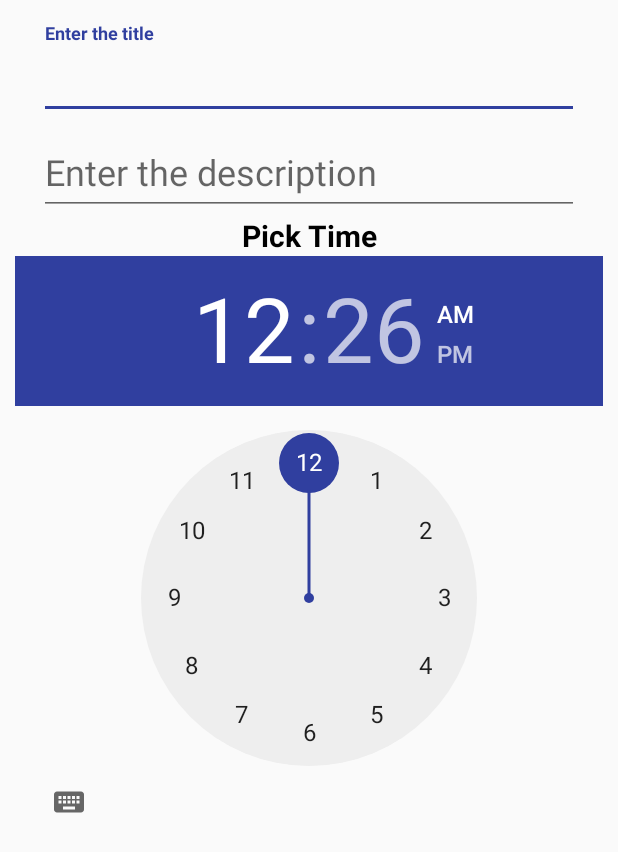
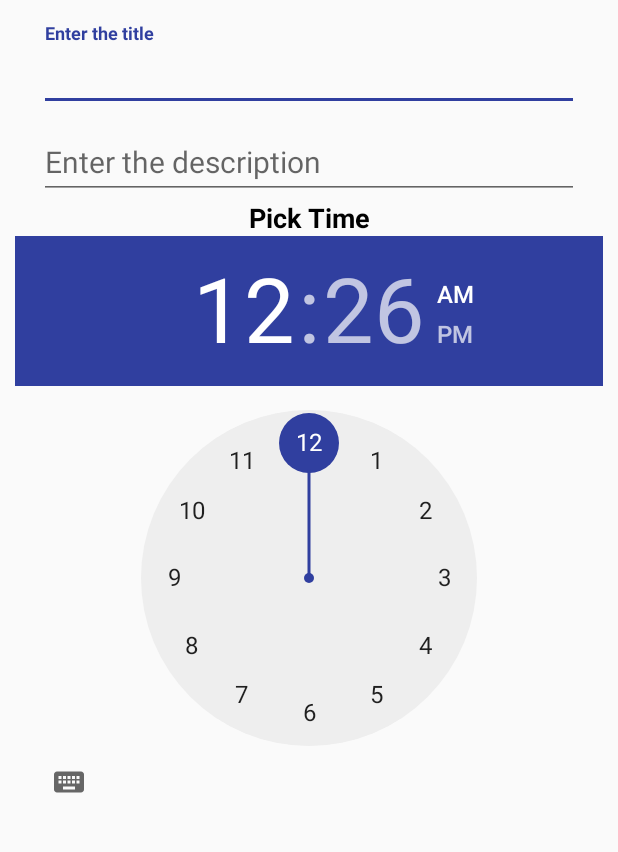
Before and after one commit to tanishq9/RemindMe, an Android app: the layout dialog_layout.xml on its own in the app's theme, with its tools: preview values and no code run, on a phone screen of 412 x 824 dp. Shown: the top 852 px of the screen. Run offline under Robolectric (Android 15) with nearby library versions, the phone set to English and light mode, and no system bars.

Commit message:
Updated the Interface of the App

```diff
--- a/app/src/main/res/layout/dialog_layout.xml
+++ b/app/src/main/res/layout/dialog_layout.xml
@@ -22,7 +22,7 @@
             android:textStyle="bold"
             android:textColor="#000"
             android:inputType="textCapWords"
-            android:textSize="24sp" />
+            android:textSize="20sp" />
     </android.support.design.widget.TextInputLayout>
 
     <android.support.design.widget.TextInputLayout
@@ -38,7 +38,7 @@
             android:layout_marginRight="16dp"
             android:layout_marginTop="8dp"
             android:hint="Enter the description"
-            android:textSize="24sp" />
+            android:textSize="20sp" />
     </android.support.design.widget.TextInputLayout>
 
     <TextView
@@ -47,7 +47,7 @@
         android:text="Pick Time"
         android:textStyle="bold"
         android:textColor="#000"
-        android:textSize="20dp"
+        android:textSize="18dp"
         android:textAlignment="center"
         />
     <android.support.design.widget.TextInputLayout
--- a/build.gradle
+++ b/build.gradle
@@ -8,7 +8,7 @@
         jcenter()
     }
     dependencies {
-        classpath 'com.android.tools.build:gradle:3.0.1'
+        classpath 'com.android.tools.build:gradle:3.2.0'
         classpath "org.jetbrains.kotlin:kotlin-gradle-plugin:$kotlin_version"
 
         // NOTE: Do not place your application dependencies here; they belong
```
Also changed, not shown: gradle/wrapper/gradle-wrapper.properties.
